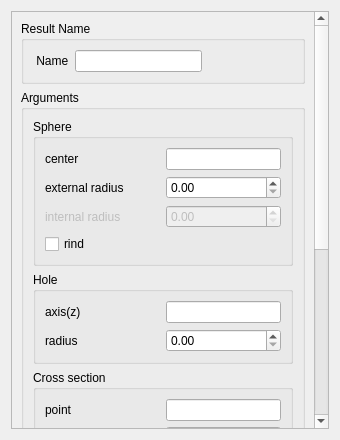
SalomePlatform/hexablock, file src/HEXABLOCKGUI/MakeHemiSphere_QTD.ui: the form before one commit.
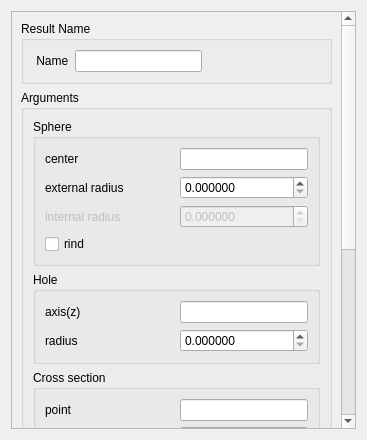
The form after the commit.

The edit to the form file:
```diff
--- a/src/HEXABLOCKGUI/MakeHemiSphere_QTD.ui
+++ b/src/HEXABLOCKGUI/MakeHemiSphere_QTD.ui
@@ -6,7 +6,7 @@
    <rect>
     <x>0</x>
     <y>0</y>
-    <width>340</width>
+    <width>367</width>
     <height>440</height>
    </rect>
   </property>
@@ -23,7 +23,7 @@
    <item>
     <widget class="QScrollArea" name="scrollArea">
      <property name="horizontalScrollBarPolicy">
-      <enum>Qt::ScrollBarAlwaysOff</enum>
+      <enum>Qt::ScrollBarAsNeeded</enum>
      </property>
      <property name="widgetResizable">
       <bool>true</bool>
@@ -32,8 +32,8 @@
       <property name="geometry">
        <rect>
         <x>0</x>
-        <y>0</y>
-        <width>302</width>
+        <y>-261</y>
+        <width>329</width>
         <height>679</height>
        </rect>
       </property>
@@ -132,6 +132,12 @@
                  <verstretch>0</verstretch>
                 </sizepolicy>
                </property>
+               <property name="decimals">
+                <number>6</number>
+               </property>
+               <property name="maximum">
+                <double>1000000000.000000000000000</double>
+               </property>
               </widget>
              </item>
              <item row="2" column="0">
@@ -155,6 +161,12 @@
                  <verstretch>0</verstretch>
                 </sizepolicy>
                </property>
+               <property name="decimals">
+                <number>6</number>
+               </property>
+               <property name="maximum">
+                <double>1000000000.000000000000000</double>
+               </property>
               </widget>
              </item>
              <item row="3" column="0">
@@ -220,6 +232,12 @@
                  <verstretch>0</verstretch>
                 </sizepolicy>
                </property>
+               <property name="decimals">
+                <number>6</number>
+               </property>
+               <property name="maximum">
+                <double>1000000000.000000000000000</double>
+               </property>
               </widget>
              </item>
             </layout>
```
Left out of the diff: 23 changed lines with no effect on the pictures.
